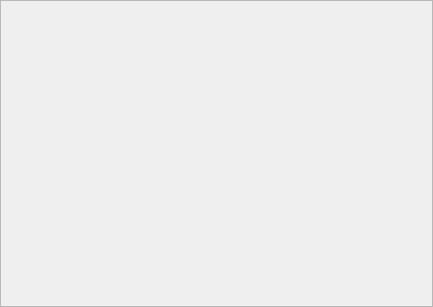
Above: src/ImageViewer.ui from sqlitebrowser/sqlitebrowser before the change. Below: the same form after it.
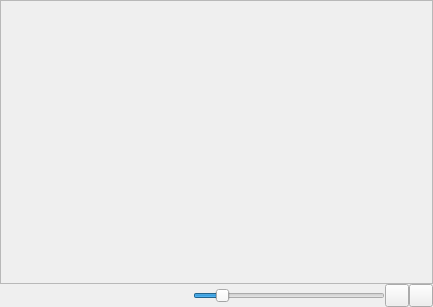
That is the form after the change. Icons and pictures are not drawn.

Commit message:
Add zooming to image viewer in the Edit Dialog
This adds some basic zooming functionality to the image viewer used in
the Edit Dialog.

See issue #2029.

The edit to the form file:
```diff
--- a/src/ImageViewer.ui
+++ b/src/ImageViewer.ui
@@ -31,24 +31,85 @@
    </property>
    <item>
     <widget class="QScrollArea" name="scrollArea">
-     <property name="widgetResizable">
-      <bool>true</bool>
-     </property>
      <widget class="QLabel" name="labelView">
       <property name="geometry">
        <rect>
         <x>0</x>
         <y>0</y>
         <width>431</width>
-        <height>305</height>
+        <height>280</height>
        </rect>
       </property>
+      <property name="sizePolicy">
+       <sizepolicy hsizetype="Ignored" vsizetype="Ignored">
+        <horstretch>0</horstretch>
+        <verstretch>0</verstretch>
+       </sizepolicy>
+      </property>
       <property name="contextMenuPolicy">
        <enum>Qt::ActionsContextMenu</enum>
       </property>
      </widget>
     </widget>
    </item>
+   <item>
+    <layout class="QHBoxLayout" name="horizontalLayout">
+     <item>
+      <spacer name="horizontalSpacer">
+       <property name="orientation">
+        <enum>Qt::Horizontal</enum>
+       </property>
+       <property name="sizeHint" stdset="0">
+        <size>
+         <width>40</width>
+         <height>20</height>
+        </size>
+       </property>
+      </spacer>
+     </item>
+     <item>
+      <widget class="QSlider" name="sliderScale">
+       <property name="minimum">
+        <number>1</number>
+       </property>
+       <property name="maximum">
+        <number>800</number>
+       </property>
+       <property name="value">
+        <number>100</number>
+       </property>
+       <property name="orientation">
+        <enum>Qt::Horizontal</enum>
+       </property>
+      </widget>
+     </item>
+     <item>
+      <widget class="QToolButton" name="buttonOriginalSize">
+       <property name="toolTip">
+        <string>Reset the scaling to match the original size of the image.</string>
+       </property>
+       <property name="icon">
+        <iconset resource="icons/icons.qrc">
+         <normaloff>:/icons/view</normaloff>:/icons/view</iconset>
+       </property>
+      </widget>
+     </item>
+     <item>
+      <widget class="QToolButton" name="buttonFitToWindow">
+       <property name="toolTip">
+        <string>Set the scaling to match the size of the viewport.</string>
+       </property>
+       <property name="icon">
+        <iconset resource="icons/icons.qrc">
+         <normaloff>:/icons/monitor_link.png</normaloff>:/icons/monitor_link.png</iconset>
+       </property>
+       <property name="checkable">
+        <bool>true</bool>
+       </property>
+      </widget>
+     </item>
+    </layout>
+   </item>
   </layout>
   <action name="actionPrintImage">
    <property name="icon">
```
Left out of the diff: 39 changed lines with no effect on the pictures. The commit also changes 4 other files.
